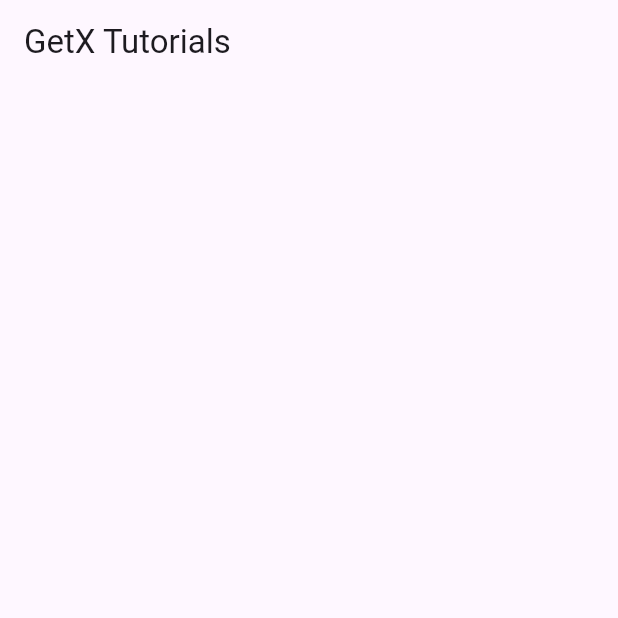
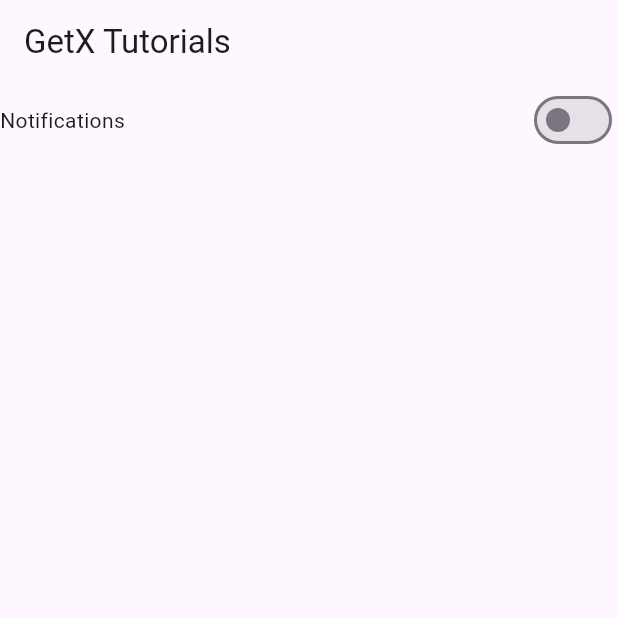
Before and after one commit to Hasnainbangash/Flutter_GetX_Statemanagement, a Flutter app: the screen it shows after launch, on a phone screen of 412 x 824 dp, the top half of it. Run offline on Flutter 3.47's test engine with Material 3 defaults, Android fonts, the phone set to English and light mode, and no system bars; our stand-ins replace get.

Commit message:
Create a small design for it

```diff
--- a/lib/Example3/example_3_home_screen.dart
+++ b/lib/Example3/example_3_home_screen.dart
@@ -10,6 +10,8 @@ class Example3HomeScreen extends StatefulWidget {
 
 class _Example3HomeScreenState extends State<Example3HomeScreen> {
 
+  bool notifications = false;
+
   @override
   void initState() {
     // TODO: implement initState
@@ -18,6 +20,7 @@ class _Example3HomeScreenState extends State<Example3HomeScreen> {
 
   @override
   Widget build(BuildContext context) {
+    print('build');
     return Scaffold(
       appBar: AppBar(
         title: Text('GetX Tutorials'),
@@ -25,8 +28,15 @@ class _Example3HomeScreenState extends State<Example3HomeScreen> {
       body: Column(
         children: [
           Row(
+            mainAxisAlignment: MainAxisAlignment.spaceBetween,
             children: [
+              Text('Notifications'),
+              Switch(value: notifications, onChanged: (value){
+                notifications = value;
+                setState(() {
 
+                });
+              }),
             ],
           ),
         ],
```
